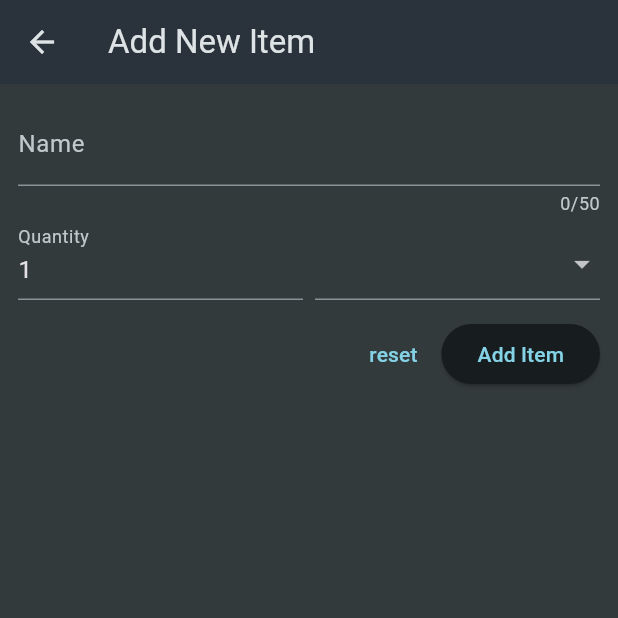
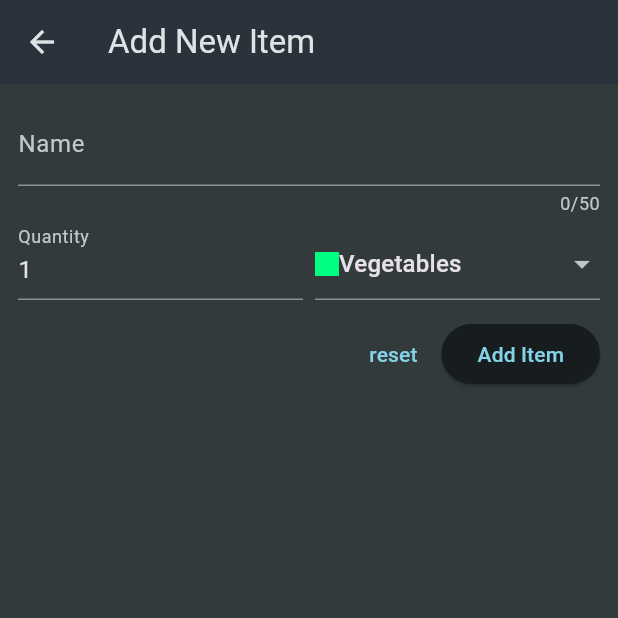
Before and after one commit to sibeux/flutter_mobile, a Flutter app: the screen it shows after launch, after a tap on the "add" icon, on a phone screen of 412 x 824 dp, the top half of it. Run offline on Flutter 3.47's test engine with Material 3 defaults, Android fonts, the phone set to English and light mode, and no system bars; our stand-ins replace flutter_riverpod, google_fonts, hexcolor, smooth_page_indicator, transparent_image, velocity_x.

Commit message:
Refactor grocery list and new item widgets

```diff
--- a/lib/udemy_max/shopping_list/widgets/grocery_list.dart
+++ b/lib/udemy_max/shopping_list/widgets/grocery_list.dart
@@ -1,5 +1,5 @@
 import 'package:flutter/material.dart';
-import 'package:flutter_mobile/udemy_max/shopping_list/data/dummy_items.dart';
+import 'package:flutter_mobile/udemy_max/shopping_list/models/grocery_item.dart';
 import 'package:flutter_mobile/udemy_max/shopping_list/widgets/new_item.dart';
 
 class GroceryList extends StatefulWidget {
@@ -10,12 +10,22 @@ class GroceryList extends StatefulWidget {
 }
 
 class _GroceryListState extends State<GroceryList> {
-  void _addItem() {
-    Navigator.of(context).push(
+  final List<GroceryItem> _groceryItems = [];
+
+  void _addItem() async {
+    final newItem = await Navigator.of(context).push<GroceryItem>(
       MaterialPageRoute(
         builder: (context) => const NewItem(),
       ),
     );
+
+    if (newItem == null) {
+      return;
+    }
+
+    setState(() {
+      _groceryItems.add(newItem);
+    });
   }
 
   @override
@@ -31,15 +41,15 @@ class _GroceryListState extends State<GroceryList> {
         ],
       ),
       body: ListView.builder(
-        itemCount: groceryItems.length,
+        itemCount: _groceryItems.length,
         itemBuilder: (context, index) => ListTile(
-          title: Text(groceryItems[index].name),
+          title: Text(_groceryItems[index].name),
           leading: Container(
             width: 24,
             height: 24,
-            color: groceryItems[index].category.color,
+            color: _groceryItems[index].category.color,
           ),
-          trailing: Text('${groceryItems[index].quantity}x'),
+          trailing: Text('${_groceryItems[index].quantity}x'),
         ),
       ),
     );
--- a/lib/udemy_max/shopping_list/widgets/new_item.dart
+++ b/lib/udemy_max/shopping_list/widgets/new_item.dart
@@ -1,5 +1,7 @@
 import 'package:flutter/material.dart';
 import 'package:flutter_mobile/udemy_max/shopping_list/data/categories.dart';
+import 'package:flutter_mobile/udemy_max/shopping_list/models/category.dart';
+import 'package:flutter_mobile/udemy_max/shopping_list/models/grocery_item.dart';
 
 class NewItem extends StatefulWidget {
   const NewItem({super.key});
@@ -10,9 +12,22 @@ class NewItem extends StatefulWidget {
 
 class _NewItemState extends State<NewItem> {
   final _formKey = GlobalKey<FormState>();
+  var _enteredName = '';
+  var _enteredQuantity = 1;
+  var _selectedCategory = categories[Categories.vegetables]!;
 
   void _saveItem() {
-    _formKey.currentState!.validate();
+    if (_formKey.currentState!.validate()) {
+      _formKey.currentState!.save();
+      Navigator.of(context).pop(
+        GroceryItem(
+          id: DateTime.now().toString(),
+          name: _enteredName,
+          quantity: _enteredQuantity,
+          category: _selectedCategory,
+        ),
+      );
+    }
   }
 
   @override
@@ -41,6 +56,9 @@ class _NewItemState extends State<NewItem> {
                     }
                     return null;
                   },
+                  onSaved: (value) {
+                    _enteredName = value!;
+                  },
                 ),
                 Row(
                   crossAxisAlignment: CrossAxisAlignment.end,
@@ -51,7 +69,7 @@ class _NewItemState extends State<NewItem> {
                           label: Text('Quantity'),
                         ),
                         keyboardType: TextInputType.number,
-                        initialValue: '1',
+                        initialValue: _enteredQuantity.toString(),
                         validator: (value) {
                           if (value == null ||
                               value.isEmpty ||
@@ -61,11 +79,16 @@ class _NewItemState extends State<NewItem> {
                           }
                           return null;
                         },
+                        onSaved: (value) {
+                          _enteredQuantity = int.parse(value!);
+                        },
                       ),
                     ),
                     const SizedBox(width: 8),
                     Expanded(
-                      child: DropdownButtonFormField(items: [
+                      child: DropdownButtonFormField(
+                        value: _selectedCategory,
+                        items: [
                           for (final category in categories.entries)
                             DropdownMenuItem(
                               value: category.value,
@@ -81,7 +104,13 @@ class _NewItemState extends State<NewItem> {
                                 ],
                               ),
                             )
-                      ], onChanged: (value) {}),
+                        ],
+                        onChanged: (value) {
+                          setState(() {
+                            _selectedCategory = value!;
+                          });
+                        },
+                      ),
                     )
                   ],
                 ),
```
Lines whose indentation alone changed are shown as unchanged.
